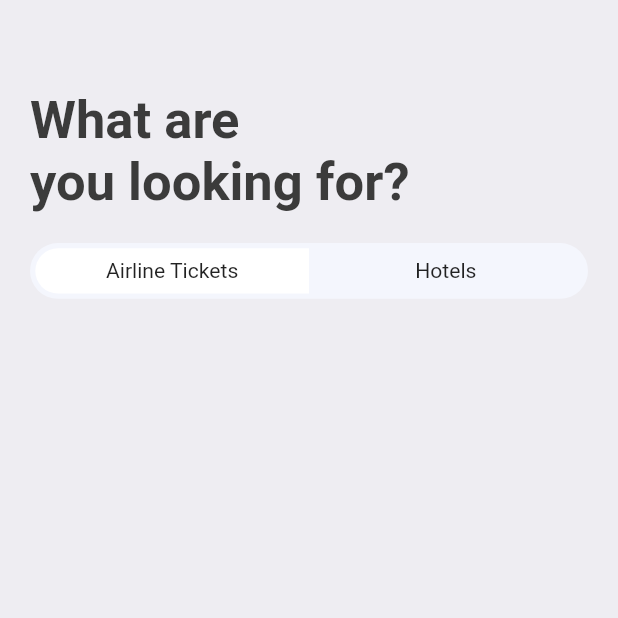
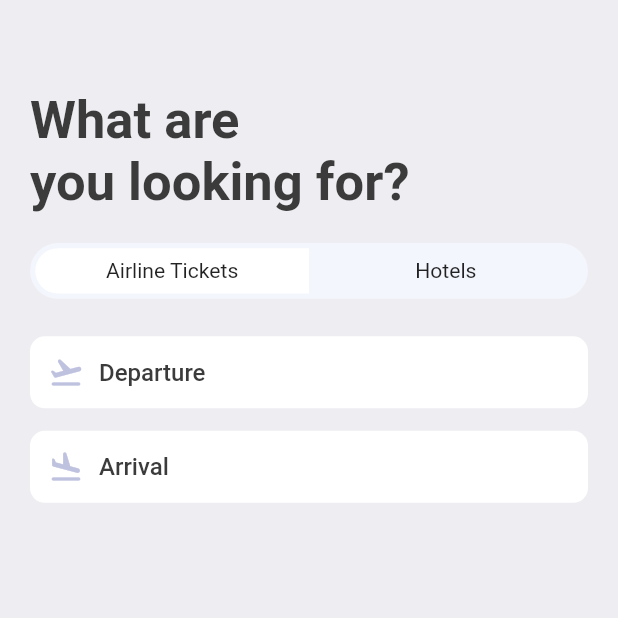
Before and after one commit to fhgaha/BookTicketsApp, a Flutter app: the SearchScreen screen opened directly, on a phone screen of 412 x 824 dp, the top half of it. Run offline on Flutter 3.47's test engine with Material 2 defaults, Android fonts, the phone set to English and light mode, and no system bars; our stand-ins replace fluentui_icons, gap, get.

Commit message:
depature and arrival white box

```diff
--- a/lib/screens/search_screen.dart
+++ b/lib/screens/search_screen.dart
@@ -1,5 +1,7 @@
 import 'package:booktickets/utils/app_layout.dart';
 import 'package:booktickets/utils/app_styles.dart';
+import 'package:booktickets/widgets/icon_text_widget.dart';
+import 'package:fluentui_icons/fluentui_icons.dart';
 import 'package:flutter/material.dart';
 import 'package:flutter/src/widgets/container.dart';
 import 'package:flutter/src/widgets/framework.dart';
@@ -63,6 +65,11 @@ class SearchScreen extends StatelessWidget {
               ),
             ),
           ),
+          Gap(AppLayout.getHeight(25)),
+          const AppIconText(
+              icon: Icons.flight_takeoff_rounded, text: "Departure"),
+          Gap(AppLayout.getHeight(15)),
+          const AppIconText(icon: Icons.flight_land_rounded, text: "Arrival"),
         ],
       ),
     );
--- /dev/null
+++ b/lib/widgets/icon_text_widget.dart
@@ -0,0 +1,34 @@
+import 'package:booktickets/utils/app_layout.dart';
+import 'package:booktickets/utils/app_styles.dart';
+import 'package:flutter/material.dart';
+import 'package:gap/gap.dart';
+
+class AppIconText extends StatelessWidget {
+  final IconData icon;
+  final String text;
+  const AppIconText({super.key, required this.icon, required this.text});
+
+  @override
+  Widget build(BuildContext context) {
+    return Container(
+      padding: EdgeInsets.symmetric(
+        vertical: AppLayout.getHeight(12),
+        horizontal: AppLayout.getWidth(12),
+      ),
+      decoration: BoxDecoration(
+        color: Colors.white,
+        borderRadius: BorderRadius.circular(10),
+      ),
+      child: Row(
+        children: [
+          Icon(icon, color: const Color(0xffbfc2df)),
+          Gap(AppLayout.getWidth(10)),
+          Text(
+            text,
+            style: Styles.textStyle,
+          ),
+        ],
+      ),
+    );
+  }
+}
```
